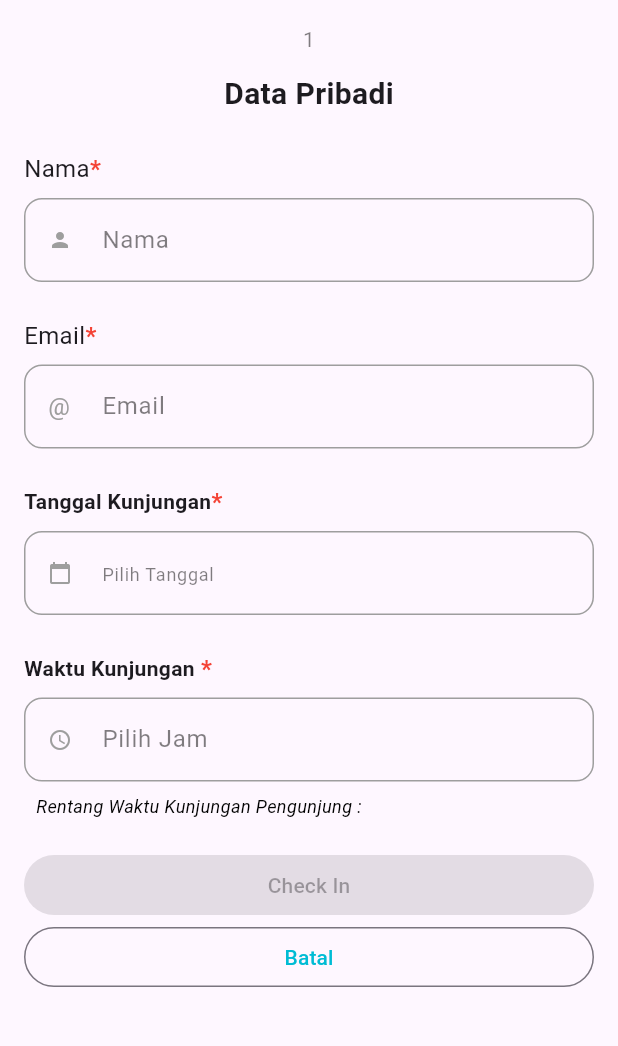
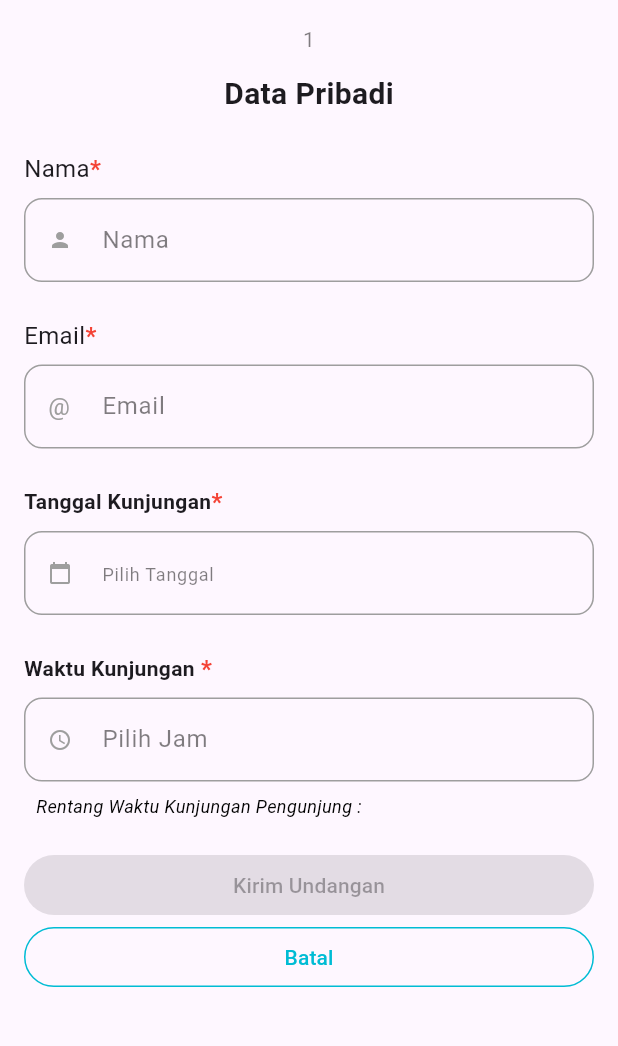
Before and after one commit to Jeee7/caliana-clone, a Flutter app: the PreRegistrationScreen screen opened directly, on a phone screen of 412 x 824 dp, the part 84-1130 px from its top. Run offline on Flutter 3.47's test engine with Material 3 defaults, Android fonts, the phone set to English and light mode, and no system bars; our stand-ins replace flutter_svg.

Commit message:
style: button border color

```diff
--- a/lib/form/form_registration.dart
+++ b/lib/form/form_registration.dart
@@ -422,6 +422,7 @@ class _RegistrationFormState extends State<RegistrationForm> {
                   },
                   style: OutlinedButton.styleFrom(
                     foregroundColor: Colors.cyan,
+                    side: const BorderSide(color: Colors.cyan),
                   ),
                   child: const Text("Batal"),
                 )
--- a/lib/form/pre_registration_screen.dart
+++ b/lib/form/pre_registration_screen.dart
@@ -514,7 +514,7 @@ class _PreRegistrationScreenState extends State<PreRegistrationScreen> {
                     foregroundColor:
                         isFormValid() ? Colors.white : Colors.black87,
                   ),
-                  child: const Text("Check In"),
+                  child: const Text("Kirim Undangan"),
                 ),
                 OutlinedButton(
                   onPressed: () async {
@@ -524,6 +524,7 @@ class _PreRegistrationScreenState extends State<PreRegistrationScreen> {
                   },
                   style: OutlinedButton.styleFrom(
                     foregroundColor: Colors.cyan,
+                    side: const BorderSide(color: Colors.cyan),
                   ),
                   child: const Text("Batal"),
                 )
```
